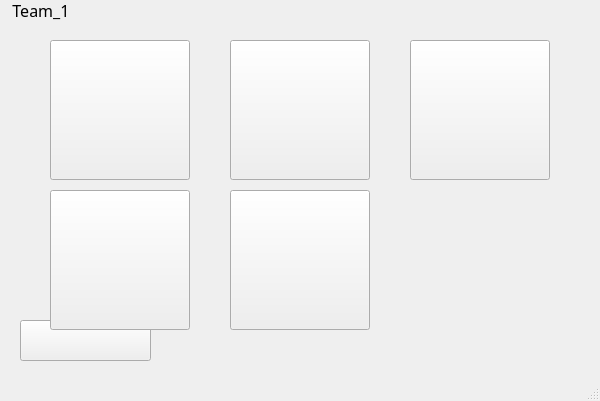
Before: the Qt Designer form Team_GUI/Main/main.ui in JayPark0110/Embedded_Team1_BackUp, drawn with Qt 5.
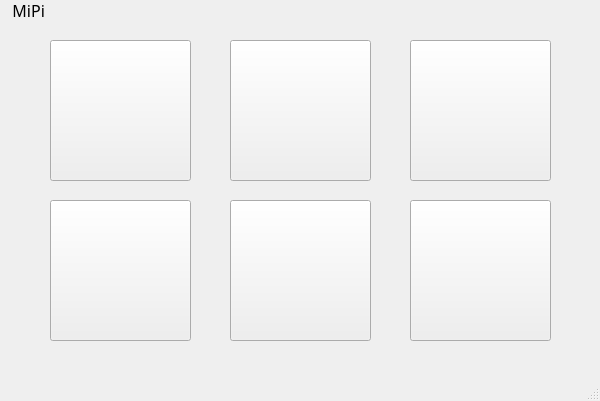
After: the same form once the commit is applied.

What changed in the file:
```diff
--- a/Team_GUI/Main/main.ui
+++ b/Team_GUI/Main/main.ui
@@ -14,52 +14,13 @@
    <string>MainWindow</string>
   </property>
   <widget class="QWidget" name="centralwidget">
-   <widget class="QPushButton" name="btn_run_email">
-    <property name="geometry">
-     <rect>
-      <x>50</x>
-      <y>40</y>
-      <width>140</width>
-      <height>140</height>
-     </rect>
-    </property>
-    <property name="text">
-     <string/>
-    </property>
-   </widget>
-   <widget class="QPushButton" name="btn_run_musicplayer">
-    <property name="geometry">
-     <rect>
-      <x>230</x>
-      <y>40</y>
-      <width>140</width>
-      <height>140</height>
-     </rect>
-    </property>
-    <property name="text">
-     <string/>
-    </property>
-   </widget>
-   <widget class="QPushButton" name="btn_run_news">
-    <property name="geometry">
-     <rect>
-      <x>410</x>
-      <y>40</y>
-      <width>140</width>
-      <height>140</height>
-     </rect>
-    </property>
-    <property name="text">
-     <string/>
-    </property>
-   </widget>
    <widget class="QPushButton" name="btn_weather">
     <property name="geometry">
      <rect>
-      <x>20</x>
-      <y>320</y>
-      <width>131</width>
-      <height>41</height>
+      <x>50</x>
+      <y>40</y>
+      <width>141</width>
+      <height>141</height>
      </rect>
     </property>
     <property name="text">
@@ -69,23 +30,10 @@
    <widget class="QLabel" name="label_icon1">
     <property name="geometry">
      <rect>
-      <x>0</x>
-      <y>320</y>
-      <width>36</width>
-      <height>36</height>
-     </rect>
-    </property>
-    <property name="text">
-     <string/>
-    </property>
-   </widget>
-   <widget class="QPushButton" name="btn_run_calendar">
-    <property name="geometry">
-     <rect>
-      <x>50</x>
-      <y>190</y>
-      <width>140</width>
-      <height>140</height>
+      <x>70</x>
+      <y>50</y>
+      <width>100</width>
+      <height>100</height>
      </rect>
     </property>
     <property name="text">
@@ -108,19 +56,71 @@
      </font>
     </property>
     <property name="text">
-     <string>   Team_1</string>
+     <string>   MiPi</string>
     </property>
     <property name="textFormat">
      <enum>Qt::PlainText</enum>
     </property>
    </widget>
+   <widget class="QPushButton" name="btn_run_email">
+    <property name="geometry">
+     <rect>
+      <x>230</x>
+      <y>40</y>
+      <width>141</width>
+      <height>141</height>
+     </rect>
+    </property>
+    <property name="text">
+     <string/>
+    </property>
+   </widget>
+   <widget class="QPushButton" name="btn_run_musicplayer">
+    <property name="geometry">
+     <rect>
+      <x>410</x>
+      <y>40</y>
+      <width>141</width>
+      <height>141</height>
+     </rect>
+    </property>
+    <property name="text">
+     <string/>
+    </property>
+   </widget>
+   <widget class="QPushButton" name="btn_run_news">
+    <property name="geometry">
+     <rect>
+      <x>50</x>
+      <y>200</y>
+      <width>141</width>
+      <height>141</height>
+     </rect>
+    </property>
+    <property name="text">
+     <string/>
+    </property>
+   </widget>
+   <widget class="QPushButton" name="btn_run_calendar">
+    <property name="geometry">
+     <rect>
+      <x>230</x>
+      <y>200</y>
+      <width>141</width>
+      <height>141</height>
+     </rect>
+    </property>
+    <property name="text">
+     <string/>
+    </property>
+   </widget>
    <widget class="QPushButton" name="btn_run_game">
     <property name="geometry">
      <rect>
-      <x>230</x>
-      <y>190</y>
-      <width>140</width>
-      <height>140</height>
+      <x>410</x>
+      <y>200</y>
+      <width>141</width>
+      <height>141</height>
      </rect>
     </property>
     <property name="text">
```
